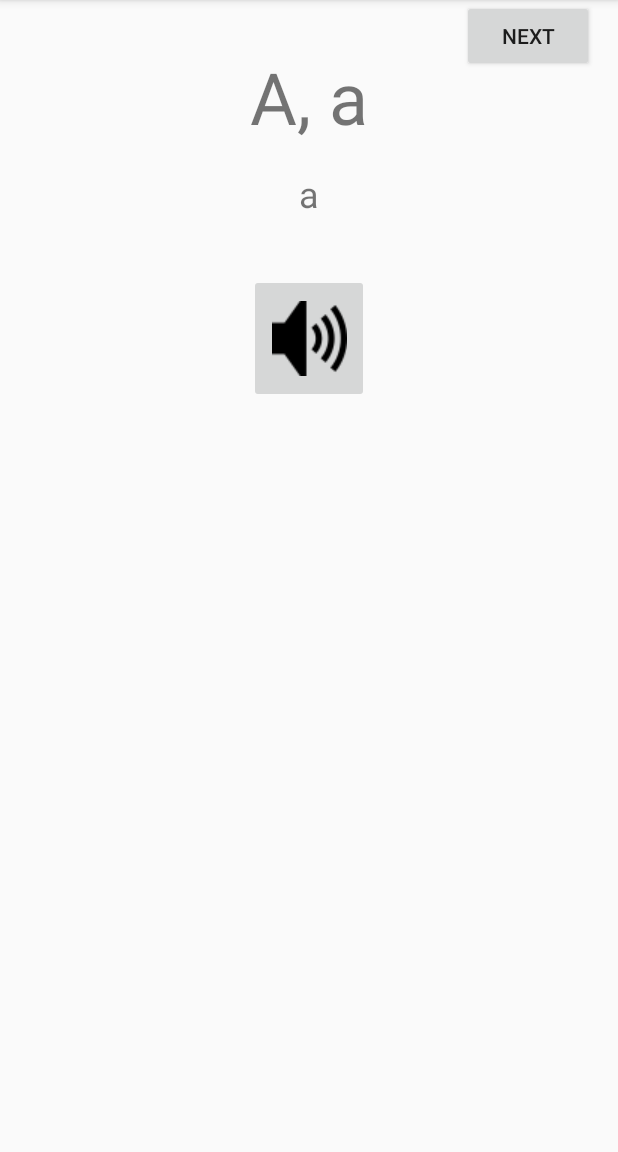
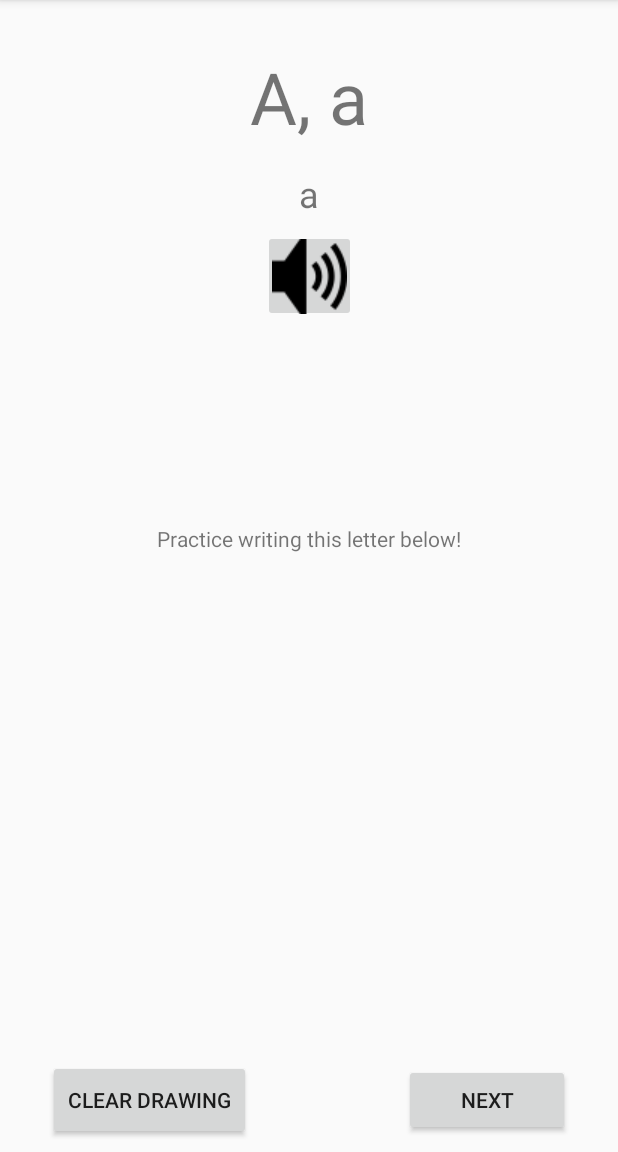
Before and after one commit to t-ahsan/EC327_Project, an Android app: the LearnActivity screen opened directly, with no data from a screen before it, on a phone screen of 412 x 824 dp, the part 84-1236 px from its top. Run offline under Robolectric (Android 15) with nearby library versions, the phone set to English and light mode, and no system bars.

Commit message:
fixed up UI, added some buttons

```diff
--- a/app/src/main/java/com/example/yana/alphabetter/GenericLetterMap.java
+++ b/app/src/main/java/com/example/yana/alphabetter/GenericLetterMap.java
@@ -13,22 +13,31 @@ public class GenericLetterMap {
     public int nEntries;
 
     // the number of columns in entryMap
-    public final int nDimensions = 2;
+    public final int nDimensions = 3;
 
     // array that holds all question/answer pairs. First column is entries from the target language
     // the user is learning, and the second column is corresponding entries from the known language
     // (presumably English)
     protected String entryMap[][] = new String[nEntries][nDimensions];
 
+    // the column that holds letters in the target language
     protected final int targetLanguageIndex = 0;
 
+    // the column that hold the version of the letters in the known language (English/latin)
     protected final int knownLanguageIndex = 1;
 
+    // the column that holds the capital letters of the target language
+    protected final int targetCapitalLettersIndex = 2;
+
+    // the name of the alphabet of the target language
     public String targetLanguageAlphabetName;
     public String knownLanguageAlphabetName = "Latin";
+
+    // the name of the target language
     public String targetLanguageName;
     public String knownLanguageName = "English";
 
+    // an array that holds the location of audio files for the target language
     public int audioFiles[] = new int [nEntries];
 
 
@@ -71,4 +80,12 @@ public class GenericLetterMap {
         return entryMap[index][knownLanguageIndex];
     }
 
+    // returns entry from capital target letters array at index
+    public String getTargetCapitalLetterEntry(int index) {
+        if (index < 0 || index >= nEntries) {
+            throw new RuntimeException("Invalid index");
+        }
+        return entryMap[index][targetCapitalLettersIndex];
+    }
+
 }
--- a/app/src/main/java/com/example/yana/alphabetter/LearnActivity.java
+++ b/app/src/main/java/com/example/yana/alphabetter/LearnActivity.java
@@ -13,13 +13,28 @@ import android.widget.TextView;
 
 public class LearnActivity extends AppCompatActivity {
 
+    // data for language
     private GenericLetterMap letterMap;
+
+    // the current letter user is learning
     private int letterNumber = 0;
+
+    // displays letter in target language
     private TextView targetLetterView;
+
+    // displays letter in known language (English)
     private TextView knownLetterView;
+
+    // button for sound
     private ImageButton audioButton;
+
+    // button to go to next letter
     private Button nextButton;
+
+    // drawing canvas to practice writing letter
     private LetterCanvas letterCanvas;
+
+    // audio for letter
     private MediaPlayer sound;
 
 
@@ -36,25 +51,31 @@ public class LearnActivity extends AppCompatActivity {
         // Decide which language to use based on button clicked in start screen
         loadLetterMap(languageIndex);
 
+        //setup layout
+        setupLayout();
 
-        letterCanvas = (LetterCanvas) findViewById(R.id.letterCanvas);
-        sound = MediaPlayer.create(LearnActivity.this, letterMap.audioFiles[0]);
-        setupLayout();
         updateLetter(letterNumber);
     }
 
+    // set up layout for learn activity
     public void setupLayout() {
         targetLetterView = findViewById(R.id.targetLetter);
         knownLetterView = findViewById(R.id.knownLetter);
         nextButton = findViewById(R.id.nextButton);
         audioButton = findViewById(R.id.audioButton);
+        letterCanvas = (LetterCanvas) findViewById(R.id.letterCanvas);
+        sound = MediaPlayer.create(LearnActivity.this, letterMap.audioFiles[0]);
     }
 
+    // update layout for current letter
     private void updateLayout(){
         targetLetterView.setText(letterMap.getTargetLanguageEntry(letterNumber));
         knownLetterView.setText(letterMap.getKnownLanguageEntry(letterNumber));
+        letterCanvas.eraseAll();
+
     }
 
+    // update activity for next letter
     private void updateLetter(int lNum) {
         if (lNum >= letterMap.nEntries) {
 
@@ -62,21 +83,18 @@ public class LearnActivity extends AppCompatActivity {
         }
         else {
             updateLayout();
-            //letterCanvas.drawCanvas.drawColor(0, PorterDuff.Mode.CLEAR);
-            if (!letterCanvas.eraseAll()) {
-
-            }
-            nextButton.setOnClickListener(nextButtonOnClickListener);
         }
     }
 
-    private View.OnClickListener nextButtonOnClickListener = new View.OnClickListener() {
-        @Override
-        public void onClick(View v) {
-            updateLetter(++letterNumber);
-        }
-    };
+    public void onNextButtonClick (View view) {
+        updateLetter(++letterNumber);
+    }
 
+    public void onClearButtonClick (View view) {
+        letterCanvas.eraseAll();
+    }
+
+    // play audio when user clicks audio button
     public void onSoundButtonClick(View view) {
         if (sound.isPlaying()) {
             sound.stop();
--- a/app/src/main/java/com/example/yana/alphabetter/LetterCanvas.java
+++ b/app/src/main/java/com/example/yana/alphabetter/LetterCanvas.java
@@ -7,15 +7,19 @@ import android.graphics.Color;
 import android.graphics.Paint;
 import android.graphics.Path;
 import android.graphics.PorterDuff;
+import android.graphics.Rect;
 import android.util.AttributeSet;
 import android.view.MotionEvent;
 import android.view.View;
 
 /**
  * Created by yana on 12/9/2017.
+ * The custom View object that allows the user to draw/trace letters in the target
+ * language to practice writing them.
  */
 
 public class LetterCanvas extends View {
+    // the path being drawn
     private Path drawPath;
 
     //defines what to draw
@@ -24,7 +28,7 @@ public class LetterCanvas extends View {
     //defines how to draw
     private Paint drawPaint;
 
-    //initial color
+    // color
     private int paintColor = 0xFFFF0000;
 
     //canvas - holding pen, holds your drawings
@@ -35,20 +39,18 @@ public class LetterCanvas extends View {
     private Bitmap canvasBitmap;
 
     //brush size
-    private float currentBrushSize;
-
+    private float brushSize;
 
     private void init(){
-        currentBrushSize = 10;
+        brushSize = 10;
         drawPath = new Path();
         drawPaint = new Paint();
         drawPaint.setColor(paintColor);
         drawPaint.setAntiAlias(true);
-        drawPaint.setStrokeWidth(currentBrushSize);
+        drawPaint.setStrokeWidth(brushSize);
         drawPaint.setStyle(Paint.Style.STROKE);
         drawPaint.setStrokeJoin(Paint.Join.ROUND);
         drawPaint.setStrokeCap(Paint.Cap.ROUND);
-
         canvasPaint = new Paint(Paint.DITHER_FLAG);
 
     }
@@ -67,7 +69,7 @@ public class LetterCanvas extends View {
 
     @Override
     protected void onSizeChanged(int w, int h, int oldw, int oldh) {
-        //create canvas of certain device size.
+        //create canvas of certain size.
         super.onSizeChanged(w, h, oldw, oldh);
 
         //create Bitmap of certain w,h
@@ -103,7 +105,7 @@ public class LetterCanvas extends View {
         return true;
     }
 
-    // erase drawing
+    // erase entire drawing
     public boolean eraseAll() {
         //drawCanvas.drawColor(0, PorterDuff.Mode.CLEAR);
         if (drawCanvas != null) {
--- a/app/src/main/java/com/example/yana/alphabetter/RussianLetterMap.java
+++ b/app/src/main/java/com/example/yana/alphabetter/RussianLetterMap.java
@@ -44,6 +44,42 @@ public class RussianLetterMap extends GenericLetterMap {
             "Э, э",
             "Ю, ю",
             "Я, я"
+    };
+
+    private String capitalRussianLetters [] = {
+            "А",
+            "Б",
+            "В",
+            "Г",
+            "Д",
+            "Е",
+            "Ё",
+            "Ж",
+            "З",
+            "И",
+            "Й",
+            "К",
+            "Л",
+            "М",
+            "Н",
+            "О",
+            "П",
+            "Р",
+            "С",
+            "Т",
+            "У",
+            "Ф",
+            "Х",
+            "Ц",
+            "Ч",
+            "Ш",
+            "Щ",
+            "Ъ",
+            "Ы",
+            "Ь",
+            "Э",
+            "Ю",
+            "Я"
     };
 
     /* array of latinization of russian letters */
@@ -129,6 +165,7 @@ public class RussianLetterMap extends GenericLetterMap {
         for (int i = 0; i < nEntries; i++) {
             entryMap[i][targetLanguageIndex] = russianLetters[i];
             entryMap[i][knownLanguageIndex] = romanizedLetters[i];
+            entryMap[i][targetCapitalLettersIndex] = capitalRussianLetters[i];
         }
 
         audioFiles = russianAudioFiles;
--- a/app/src/main/res/layout/activity_learn.xml
+++ b/app/src/main/res/layout/activity_learn.xml
@@ -31,8 +31,8 @@
 
     <ImageButton
         android:id="@+id/audioButton"
-        android:layout_width="80dp"
-        android:layout_height="86dp"
+        android:layout_width="62dp"
+        android:layout_height="61dp"
         android:layout_marginBottom="8dp"
         android:layout_marginEnd="8dp"
         android:layout_marginStart="8dp"
@@ -45,32 +45,62 @@
         app:layout_constraintRight_toRightOf="parent"
         app:layout_constraintStart_toStartOf="parent"
         app:layout_constraintTop_toBottomOf="@+id/knownLetter"
-        app:layout_constraintVertical_bias="0.056" />
+        app:layout_constraintVertical_bias="0.0" />
 
     <Button
         android:id="@+id/nextButton"
-        android:layout_width="wrap_content"
+        android:layout_width="0dp"
         android:layout_height="wrap_content"
-        android:layout_marginRight="16dp"
+        android:layout_marginEnd="32dp"
+        android:layout_marginRight="36dp"
+        android:layout_marginStart="32dp"
+        android:onClick="onNextButtonClick"
         android:text="@string/next_string"
+        app:layout_constraintBaseline_toBaselineOf="@+id/clearButton"
+        app:layout_constraintEnd_toEndOf="parent"
+        app:layout_constraintHorizontal_bias="0.0"
         app:layout_constraintRight_toRightOf="parent"
-        tools:layout_editor_absoluteY="32dp" />
+        app:layout_constraintStart_toEndOf="@+id/audioButton" />
 
     <com.example.yana.alphabetter.LetterCanvas
         android:id="@+id/letterCanvas"
         android:layout_width="371dp"
-        android:layout_height="228dp"
+        android:layout_height="0dp"
         android:layout_marginBottom="8dp"
         android:layout_marginEnd="8dp"
         android:layout_marginStart="8dp"
         android:layout_marginTop="8dp"
-        app:layout_constraintBottom_toBottomOf="parent"
+        app:layout_constraintBottom_toTopOf="@+id/clearButton"
         app:layout_constraintEnd_toEndOf="parent"
-        app:layout_constraintHorizontal_bias="0.428"
+        app:layout_constraintHorizontal_bias="0.0"
         app:layout_constraintRight_toRightOf="parent"
         app:layout_constraintStart_toStartOf="parent"
-        app:layout_constraintTop_toBottomOf="@+id/audioButton"
-        app:layout_constraintVertical_bias="0.186" />
+        app:layout_constraintTop_toBottomOf="@+id/practiceLetter"
+        app:layout_constraintVertical_bias="0.387" />
+
+    <TextView
+        android:id="@+id/practiceLetter"
+        android:layout_width="wrap_content"
+        android:layout_height="wrap_content"
+        android:text="@string/practice_string"
+        app:layout_constraintBottom_toBottomOf="parent"
+        app:layout_constraintLeft_toLeftOf="parent"
+        app:layout_constraintRight_toRightOf="parent"
+        app:layout_constraintTop_toTopOf="parent"
+        app:layout_constraintVertical_bias="0.467" />
+
+    <Button
+        android:id="@+id/clearButton"
+        android:layout_width="135dp"
+        android:layout_height="53dp"
+        android:layout_marginBottom="8dp"
+        android:layout_marginLeft="28dp"
+        android:layout_marginStart="32dp"
+        android:onClick="onClearButtonClick"
+        android:text="@string/clear_string"
+        app:layout_constraintBottom_toBottomOf="parent"
+        app:layout_constraintLeft_toLeftOf="parent"
+        app:layout_constraintStart_toStartOf="parent" />
 
 
 </android.support.constraint.ConstraintLayout>
--- a/app/src/main/res/layout/activity_quiz.xml
+++ b/app/src/main/res/layout/activity_quiz.xml
@@ -111,9 +111,10 @@
 
     <TextView
         android:id="@+id/result"
-        android:layout_width="97dp"
-        android:layout_height="wrap_content"
+        android:layout_width="182dp"
+        android:layout_height="31dp"
         android:layout_marginTop="16dp"
+        android:gravity="center_horizontal"
         android:text="@string/result_string"
         android:textSize="20sp"
         android:visibility="invisible"
--- a/app/src/main/res/values/strings.xml
+++ b/app/src/main/res/values/strings.xml
@@ -21,4 +21,6 @@
     <string name="learn_russian_string">Learn Russian Alphabet</string>
     <string name="learn_greek_string">Learn Greek Alphabet</string>
     <string name="next_string">Next</string>
+    <string name="practice_string">Practice writing this letter below!</string>
+    <string name="clear_string">Clear Drawing</string>
 </resources>
```
Also changed, not shown: app/src/main/java/com/example/yana/alphabetter/GreekLetterMap.java (+28 -0 lines), app/src/main/java/com/example/yana/alphabetter/QuizActivity.java (+24 -5 lines).
